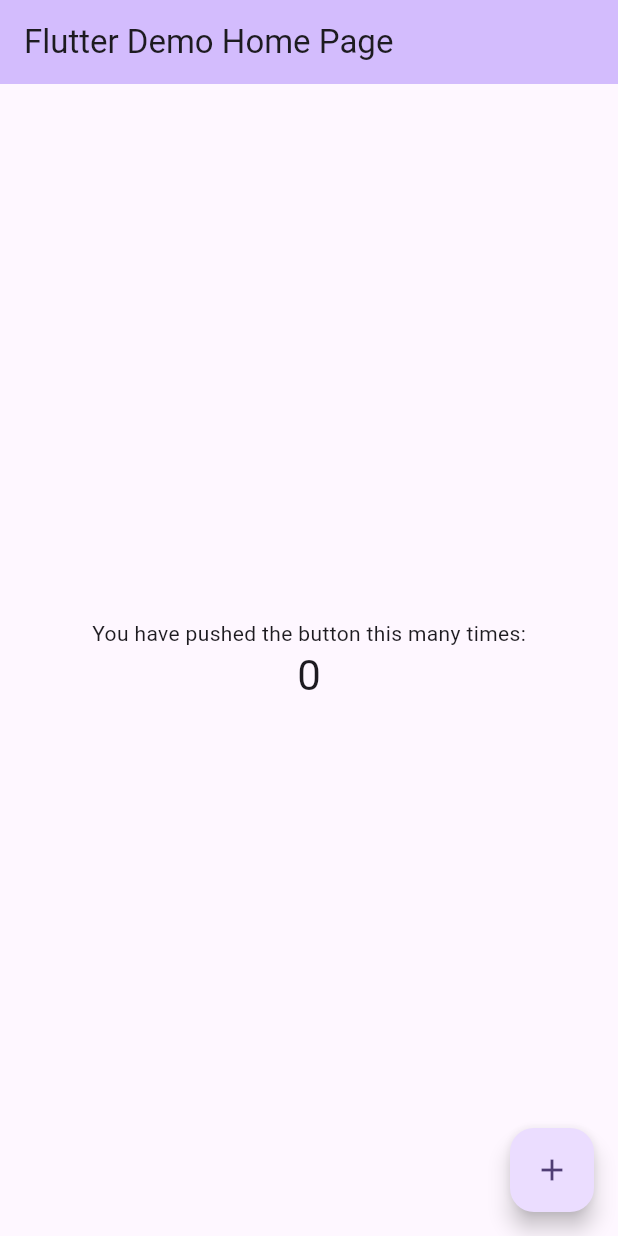
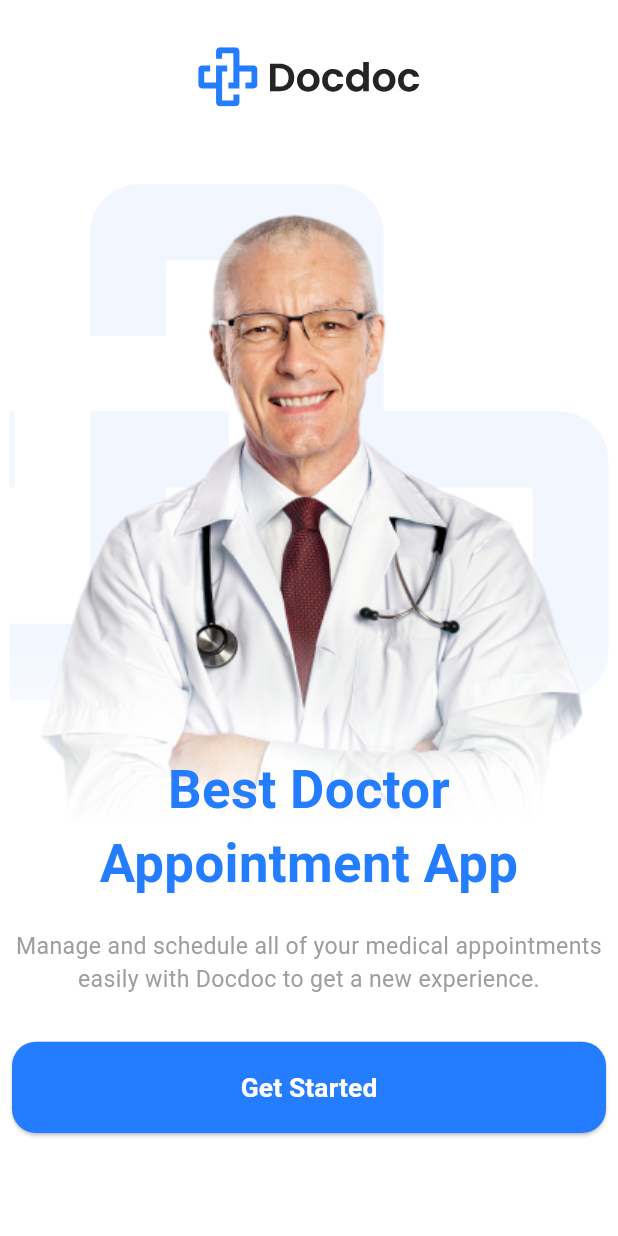
Before and after one commit to alidiab2000/Doctor-app, a Flutter app: the screen it shows after launch, on a phone screen of 412 x 824 dp. Run offline on Flutter 3.47's test engine with Material 3 defaults, Android fonts, the phone set to English and light mode, and no system bars; our stand-ins replace flutter_screenutil, flutter_svg.

Commit message:
onboarding created

```diff
--- /dev/null
+++ b/devtools_options.yaml
@@ -0,0 +1,3 @@
+description: This file stores settings for Dart & Flutter DevTools.
+documentation: https://docs.flutter.dev/tools/devtools/extensions#configure-extension-enablement-states
+extensions:
--- /dev/null
+++ b/lib/core/helper/extensions.dart
@@ -0,0 +1,33 @@
+import 'package:flutter/widgets.dart';
+
+extension Navigation on BuildContext {
+  Future<dynamic> pushNamed(String routeName, {Object? arguments}) {
+    return Navigator.of(this).pushNamed(routeName, arguments: arguments);
+  }
+
+  Future<dynamic> pushReplacementNamed(String routeName, {Object? arguments}) {
+    return Navigator.of(
+      this,
+    ).pushReplacementNamed(routeName, arguments: arguments);
+  }
+
+  Future<dynamic> pushNamedAndRemoveUntil(
+    String routeName, {
+    Object? arguments,
+    required RoutePredicate predicate,
+  }) {
+    return Navigator.of(
+      this,
+    ).pushNamedAndRemoveUntil(routeName, predicate, arguments: arguments);
+  }
+
+  void pop() => Navigator.of(this).pop();
+}
+
+extension StringExtension on String? {
+  bool isNullOrEmpty() => this == null || this == "";
+}
+
+extension ListExtension<T> on List<T>? {
+  bool isNullOrEmpty() => this == null || this!.isEmpty;
+}
--- /dev/null
+++ b/lib/core/helper/images.dart
@@ -0,0 +1,5 @@
+class ImagesPath{
+ static const String logo = 'assets/images/svgs/logo.svg';
+  static const String backgroundLogo = 'assets/images/svgs/background_logo.svg';
+  static const String docImage = 'assets/images/onboarding/doc_image.png';
+}
--- /dev/null
+++ b/lib/core/router/app_router.dart
@@ -0,0 +1,32 @@
+import 'package:doctor/features/onboarding/ui/onboarding_view.dart';
+import 'package:flutter/material.dart';
+import 'router.dart';
+
+class AppRouter {
+  Route onGenerateRoute(RouteSettings settings) {
+    // To pass args => args as (settings.arguments as YourType)
+    final args = settings.arguments;
+
+    switch (settings.name) {
+      case Routes.onboarding:
+        return MaterialPageRoute(builder: (_) => const OnboardingView());
+      case Routes.login:
+        return MaterialPageRoute(
+          builder: (_) => Scaffold(body: Center(child: Text('Login Page'))),
+        );
+      case Routes.register:
+        return MaterialPageRoute(
+          builder: (_) => Scaffold(body: Center(child: Text('Register Page'))),
+        );
+      default:
+        return MaterialPageRoute(
+          builder:
+              (_) => Scaffold(
+                body: Center(
+                  child: Text('No route defined for ${settings.name}'),
+                ),
+              ),
+        );
+    }
+  }
+}
--- /dev/null
+++ b/lib/core/router/router.dart
@@ -0,0 +1,8 @@
+class Routes{
+  static const String onboarding = '/onboarding';
+  static const String home = '/home';
+  static const String login = '/login';
+  static const String register = '/register';
+  static const String profile = '/profile';
+  static const String settings = '/settings';
+}
--- /dev/null
+++ b/lib/core/themes/colors.dart
@@ -0,0 +1,6 @@
+import 'package:flutter/material.dart';
+
+class ColorsManager {
+  static const Color mainBlue = Color(0xFF247CFF);
+  static const Color gray = Color(0xFF757575);
+}
--- /dev/null
+++ b/lib/core/themes/styles.dart
@@ -0,0 +1,25 @@
+import 'package:doctor/core/themes/colors.dart';
+import 'package:flutter/material.dart';
+import 'package:flutter_screenutil/flutter_screenutil.dart';
+
+class TextStyles {
+  static TextStyle font24Black700Weight = TextStyle(
+    fontSize: 24.sp,
+    fontWeight: FontWeight.w700,
+    color: Colors.black,
+  );
+  static TextStyle font32BlueBold = TextStyle(
+    fontSize: 32.sp,
+    fontWeight: FontWeight.bold,
+    color: ColorsManager.mainBlue,
+  );
+  static TextStyle font14GrayRegular = TextStyle(
+    fontSize: 14.sp,
+    color: Colors.grey,
+  );
+  static TextStyle font16BlackBold = TextStyle(
+    fontSize: 16.sp,
+    fontWeight: FontWeight.bold,
+    color: Colors.white,
+  );
+}
--- /dev/null
+++ b/lib/doc_app.dart
@@ -0,0 +1,27 @@
+import 'package:doctor/core/router/app_router.dart';
+import 'package:doctor/core/router/router.dart';
+import 'package:doctor/core/themes/colors.dart';
+import 'package:flutter/material.dart';
+import 'package:flutter_screenutil/flutter_screenutil.dart';
+
+class DoctorApp extends StatelessWidget {
+  const DoctorApp({super.key, required this.appRouter});
+  final AppRouter appRouter;
+
+  @override
+  Widget build(BuildContext context) {
+    return ScreenUtilInit(
+      designSize: const Size(375, 812),
+      child: MaterialApp(
+        debugShowCheckedModeBanner: false,
+        title: 'Doctor App',
+        theme: ThemeData(
+          primaryColor: ColorsManager.mainBlue,
+          scaffoldBackgroundColor: Colors.white,
+        ),
+        initialRoute: Routes.onboarding,
+        onGenerateRoute: appRouter.onGenerateRoute,
+      ),
+    );
+  }
+}
--- /dev/null
+++ b/lib/features/onboarding/ui/onboarding_view.dart
@@ -0,0 +1,21 @@
+import 'package:doctor/features/onboarding/ui/widgets/doc_logo_and_name.dart';
+import 'package:flutter/material.dart';
+import 'package:flutter_screenutil/flutter_screenutil.dart';
+
+class OnboardingView extends StatelessWidget {
+  const OnboardingView({super.key});
+
+  @override
+  Widget build(BuildContext context) {
+    return Scaffold(
+      body: SafeArea(
+        child: SingleChildScrollView(
+          child: Padding(
+            padding: EdgeInsets.only(top: 30.h, bottom: 30.h),
+            child: Column(children: [DocLogoAndName()]),
+          ),
+        ),
+      ),
+    );
+  }
+}
--- /dev/null
+++ b/lib/features/onboarding/ui/widgets/doc_logo_and_name.dart
@@ -0,0 +1,39 @@
+import 'package:doctor/core/helper/images.dart';
+import 'package:doctor/core/themes/styles.dart';
+import 'package:flutter/material.dart';
+import 'package:flutter_screenutil/flutter_screenutil.dart';
+import 'package:flutter_svg/flutter_svg.dart';
+
+import 'doctor_image_and_text.dart';
+import 'get_started_button.dart';
+
+class DocLogoAndName extends StatelessWidget {
+  const DocLogoAndName({super.key});
+
+  @override
+  Widget build(BuildContext context) {
+    return Column(
+      mainAxisAlignment: MainAxisAlignment.center,
+      crossAxisAlignment: CrossAxisAlignment.center,
+      children: [
+        SvgPicture.asset(ImagesPath.logo, height: 40.h, width: 150.w),
+        SizedBox(height: 50.h),
+        const DoctorImageAndText(),
+        Padding(
+          padding: const EdgeInsets.symmetric(horizontal: 8),
+          child: Column(
+            children: [
+              Text(
+                'Manage and schedule all of your medical appointments easily with Docdoc to get a new experience.',
+                textAlign: TextAlign.center,
+                style: TextStyles.font14GrayRegular,
+              ),
+              SizedBox(height: 30.h),
+              GetStartedButton(),
+            ],
+          ),
+        ),
+      ],
+    );
+  }
+}
--- /dev/null
+++ b/lib/features/onboarding/ui/widgets/doctor_image_and_text.dart
@@ -0,0 +1,46 @@
+import 'package:doctor/core/themes/styles.dart';
+import 'package:flutter/material.dart';
+import 'package:flutter_screenutil/flutter_screenutil.dart';
+import 'package:flutter_svg/flutter_svg.dart';
+
+import '../../../../core/helper/images.dart';
+
+class DoctorImageAndText extends StatelessWidget {
+  const DoctorImageAndText({super.key});
+
+  @override
+  Widget build(BuildContext context) {
+    return Stack(
+      children: [
+        Center(
+          child: SvgPicture.asset(
+            ImagesPath.backgroundLogo,
+            height: 491.h,
+            width: double.infinity,
+          ),
+        ),
+        Container(
+          foregroundDecoration: BoxDecoration(
+            gradient: LinearGradient(
+              begin: Alignment.bottomCenter,
+              end: Alignment.topCenter,
+              stops: [0.14, 0.4],
+              colors: [Colors.white, Colors.white.withValues(alpha: 0)],
+            ),
+          ),
+          child: Image.asset(ImagesPath.docImage, width: 375.w, height: 491.h),
+        ),
+        Positioned(
+          bottom: 20.h,
+          left: 5,
+          right: 5,
+          child: Text(
+            'Best Doctor Appointment App',
+            textAlign: TextAlign.center,
+            style: TextStyles.font32BlueBold.copyWith(height: 1.4),
+          ),
+        ),
+      ],
+    );
+  }
+}
--- /dev/null
+++ b/lib/features/onboarding/ui/widgets/get_started_button.dart
@@ -0,0 +1,26 @@
+import 'package:doctor/core/helper/extensions.dart';
+import 'package:doctor/core/themes/colors.dart';
+import 'package:flutter/material.dart';
+import 'package:flutter_screenutil/flutter_screenutil.dart';
+
+import '../../../../core/router/router.dart';
+import '../../../../core/themes/styles.dart';
+
+class GetStartedButton extends StatelessWidget {
+  const GetStartedButton({super.key});
+
+  @override
+  Widget build(BuildContext context) {
+    return ElevatedButton(
+      onPressed: () {
+        context.pushReplacementNamed(Routes.register);
+      },
+      style: ElevatedButton.styleFrom(
+        backgroundColor: ColorsManager.mainBlue,
+        minimumSize: Size(double.infinity, 60.h),
+        shape: RoundedRectangleBorder(borderRadius: BorderRadius.circular(16)),
+      ),
+      child: Text('Get Started', style: TextStyles.font16BlackBold),
+    );
+  }
+}
--- a/lib/main.dart
+++ b/lib/main.dart
@@ -1,125 +1,12 @@
+import 'package:doctor/core/router/app_router.dart';
+import 'package:doctor/doc_app.dart' show DoctorApp;
 import 'package:flutter/material.dart';
+import 'package:flutter_screenutil/flutter_screenutil.dart';
 
-void main() {
-  runApp(const MyApp());
+void main() async {
+  // Ensure that plugins are initialized (splash screen, etc)
+  WidgetsFlutterBinding.ensureInitialized();
+  await ScreenUtil.ensureScreenSize();
+  AppRouter appRouter = AppRouter();
+  runApp(DoctorApp(appRouter: appRouter));
 }
-
-class MyApp extends StatelessWidget {
-  const MyApp({super.key});
-
-  // This widget is the root of your application.
-  @override
-  Widget build(BuildContext context) {
-    return MaterialApp(
-      title: 'Flutter Demo',
-      theme: ThemeData(
-        // This is the theme of your application.
-        //
-        // TRY THIS: Try running your application with "flutter run". You'll see
-        // the application has a purple toolbar. Then, without quitting the app,
-        // try changing the seedColor in the colorScheme below to Colors.green
-        // and then invoke "hot reload" (save your changes or press the "hot
-        // reload" button in a Flutter-supported IDE, or press "r" if you used
-        // the command line to start the app).
-        //
-        // Notice that the counter didn't reset back to zero; the application
-        // state is not lost during the reload. To reset the state, use hot
-        // restart instead.
-        //
-        // This works for code too, not just values: Most code changes can be
-        // tested with just a hot reload.
-        colorScheme: ColorScheme.fromSeed(seedColor: Colors.deepPurple),
-        useMaterial3: true,
-      ),
-      home: const MyHomePage(title: 'Flutter Demo Home Page'),
-    );
-  }
-}
-
-class MyHomePage extends StatefulWidget {
-  const MyHomePage({super.key, required this.title});
-
-  // This widget is the home page of your application. It is stateful, meaning
-  // that it has a State object (defined below) that contains fields that affect
-  // how it looks.
-
-  // This class is the configuration for the state. It holds the values (in this
-  // case the title) provided by the parent (in this case the App widget) and
-  // used by the build method of the State. Fields in a Widget subclass are
-  // always marked "final".
-
-  final String title;
-
-  @override
-  State<MyHomePage> createState() => _MyHomePageState();
-}
-
-class _MyHomePageState extends State<MyHomePage> {
-  int _counter = 0;
-
-  void _incrementCounter() {
-    setState(() {
-      // This call to setState tells the Flutter framework that something has
-      // changed in this State, which causes it to rerun the build method below
-      // so that the display can reflect the updated values. If we changed
-      // _counter without calling setState(), then the build method would not be
-      // called again, and so nothing would appear to happen.
-      _counter++;
-    });
-  }
-
-  @override
-  Widget build(BuildContext context) {
-    // This method is rerun every time setState is called, for instance as done
-    // by the _incrementCounter method above.
-    //
-    // The Flutter framework has been optimized to make rerunning build methods
-    // fast, so that you can just rebuild anything that needs updating rather
-    // than having to individually change instances of widgets.
-    return Scaffold(
-      appBar: AppBar(
-        // TRY THIS: Try changing the color here to a specific color (to
-        // Colors.amber, perhaps?) and trigger a hot reload to see the AppBar
-        // change color while the other colors stay the same.
-        backgroundColor: Theme.of(context).colorScheme.inversePrimary,
-        // Here we take the value from the MyHomePage object that was created by
-        // the App.build method, and use it to set our appbar title.
-        title: Text(widget.title),
-      ),
-      body: Center(
-        // Center is a layout widget. It takes a single child and positions it
-        // in the middle of the parent.
-        child: Column(
-          // Column is also a layout widget. It takes a list of children and
-          // arranges them vertically. By default, it sizes itself to fit its
-          // children horizontally, and tries to be as tall as its parent.
-          //
-          // Column has various properties to control how it sizes itself and
-          // how it positions its children. Here we use mainAxisAlignment to
-          // center the children vertically; the main axis here is the vertical
-          // axis because Columns are vertical (the cross axis would be
-          // horizontal).
-          //
-          // TRY THIS: Invoke "debug painting" (choose the "Toggle Debug Paint"
-          // action in the IDE, or press "p" in the console), to see the
-          // wireframe for each widget.
-          mainAxisAlignment: MainAxisAlignment.center,
-          children: <Widget>[
-            const Text(
-              'You have pushed the button this many times:',
-            ),
-            Text(
-              '$_counter',
-              style: Theme.of(context).textTheme.headlineMedium,
-            ),
-          ],
-        ),
-      ),
-      floatingActionButton: FloatingActionButton(
-        onPressed: _incrementCounter,
-        tooltip: 'Increment',
-        child: const Icon(Icons.add),
-      ), // This trailing comma makes auto-formatting nicer for build methods.
-    );
-  }
-}
```
Also changed, not shown: pubspec.yaml (+8 -2 lines), assets/images/onboarding/Image (1).png (added), assets/images/onboarding/doc_image.png (added), assets/images/svgs/background_logo.svg (added), assets/images/svgs/logo.svg (added), lib/core/helper/constants.dart (added), pubspec.lock, 127 other files.
